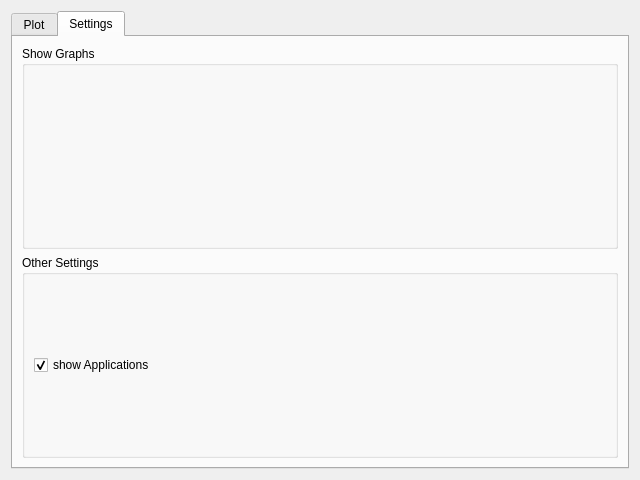
akiml/ampehre, file utilities/msmonitor_cs/client/qmsmplot.ui: the form before one commit.
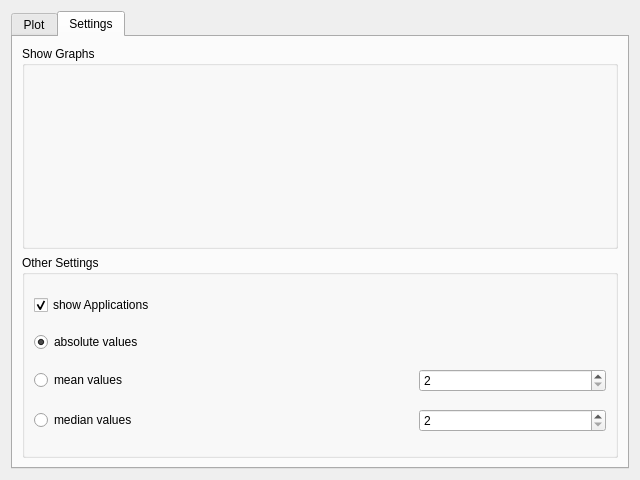
The form after the commit. The open tabs and pages were chosen to show the change. Custom widgets are drawn as their Qt base class.

Commit message: added median, mean filter

Diff of the .ui file:
```diff
--- a/utilities/msmonitor_cs/client/qmsmplot.ui
+++ b/utilities/msmonitor_cs/client/qmsmplot.ui
@@ -125,6 +125,81 @@
             </property>
            </widget>
           </item>
+          <item>
+           <widget class="QRadioButton" name="radioButton_absolute">
+            <property name="text">
+             <string>absolute values</string>
+            </property>
+            <property name="checked">
+             <bool>true</bool>
+            </property>
+            <property name="autoExclusive">
+             <bool>true</bool>
+            </property>
+           </widget>
+          </item>
+          <item>
+           <layout class="QHBoxLayout" name="horizontalLayout_2">
+            <item>
+             <widget class="QRadioButton" name="radioButton_mean">
+              <property name="text">
+               <string>mean values</string>
+              </property>
+             </widget>
+            </item>
+            <item>
+             <widget class="QLabel" name="label_2">
+              <property name="text">
+               <string/>
+              </property>
+             </widget>
+            </item>
+            <item>
+             <widget class="QSpinBox" name="spinBox_mean">
+              <property name="toolTip">
+               <string>amount of values to compute mean</string>
+              </property>
+              <property name="minimum">
+               <number>2</number>
+              </property>
+              <property name="maximum">
+               <number>10</number>
+              </property>
+             </widget>
+            </item>
+           </layout>
+          </item>
+          <item>
+           <layout class="QHBoxLayout" name="horizontalLayout">
+            <item>
+             <widget class="QRadioButton" name="radioButton_median">
+              <property name="text">
+               <string>median values</string>
+              </property>
+             </widget>
+            </item>
+            <item>
+             <widget class="QLabel" name="label_3">
+              <property name="text">
+               <string/>
+              </property>
+             </widget>
+            </item>
+            <item>
+             <widget class="QSpinBox" name="spinBox_median">
+              <property name="toolTip">
+               <string>amount of values to determine median</string>
+              </property>
+              <property name="minimum">
+               <number>2</number>
+              </property>
+              <property name="maximum">
+               <number>10</number>
+              </property>
+             </widget>
+            </item>
+           </layout>
+          </item>
          </layout>
         </widget>
        </item>
```
The commit also changes 10 other files.
